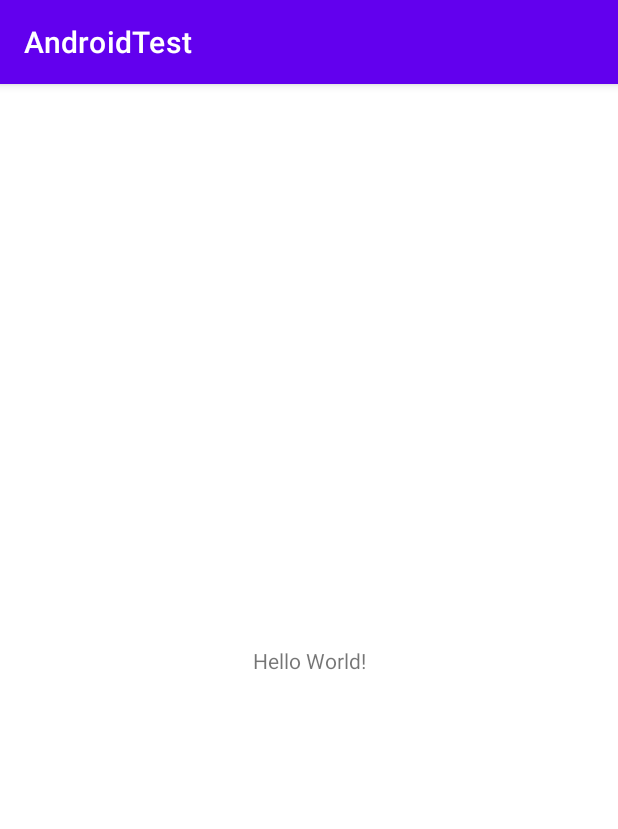
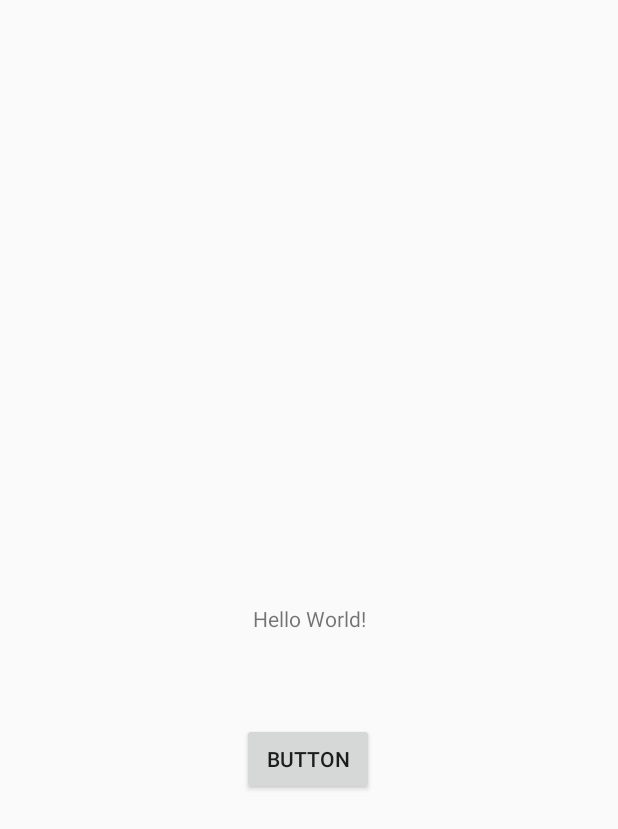
Before and after one commit to jaturakamol/AndroidTest, an Android app: the screen it shows after launch (MainActivity), on a phone screen of 412 x 824 dp. Shown: the top 829 px of the screen. Run offline under Robolectric (Android 15) with nearby library versions, the phone set to English and light mode, and no system bars.

Commit message:
added a button

```diff
--- a/app/src/main/res/layout/activity_main.xml
+++ b/app/src/main/res/layout/activity_main.xml
@@ -7,6 +7,7 @@
     tools:context=".MainActivity">
 
     <TextView
+        android:id="@+id/textView"
         android:layout_width="wrap_content"
         android:layout_height="wrap_content"
         android:text="Hello World!"
@@ -15,4 +16,15 @@
         app:layout_constraintRight_toRightOf="parent"
         app:layout_constraintTop_toTopOf="parent" />
 
+    <Button
+        android:id="@+id/button"
+        android:layout_width="wrap_content"
+        android:layout_height="wrap_content"
+        android:layout_marginTop="60dp"
+        android:text="Button"
+        app:layout_constraintEnd_toEndOf="parent"
+        app:layout_constraintHorizontal_bias="0.498"
+        app:layout_constraintStart_toStartOf="parent"
+        app:layout_constraintTop_toBottomOf="@+id/textView" />
+
 </androidx.constraintlayout.widget.ConstraintLayout>
--- a/app/src/main/res/values/themes.xml
+++ b/app/src/main/res/values/themes.xml
@@ -1,6 +1,6 @@
 <resources xmlns:tools="http://schemas.android.com/tools">
     <!-- Base application theme. -->
-    <style name="Theme.AndroidTest" parent="Theme.MaterialComponents.DayNight.DarkActionBar">
+    <style name="Theme.AndroidTest" parent="Theme.AppCompat.Light.NoActionBar">
         <!-- Primary brand color. -->
         <item name="colorPrimary">@color/purple_500</item>
         <item name="colorPrimaryVariant">@color/purple_700</item>
```
